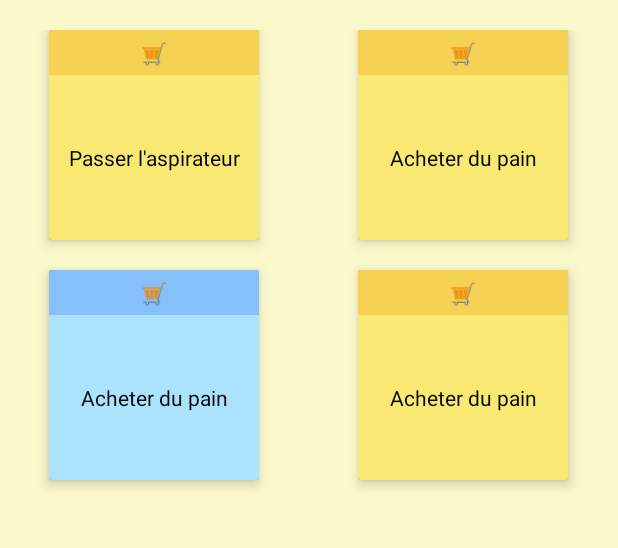
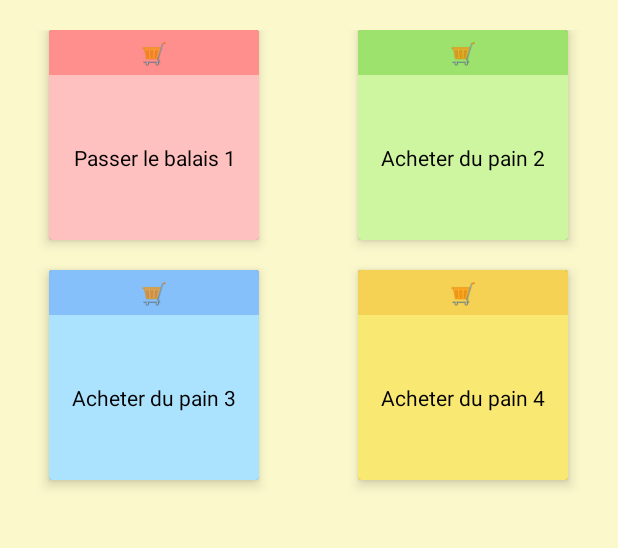
Before and after one commit to Scressenville/My-To-Do-List-Application, an Android app: the screen it shows after launch (MainActivity), on a phone screen of 412 x 824 dp, the part 93-641 px from its top. Run offline under Robolectric (Android 15) with nearby library versions, the phone set to English and light mode, and no system bars.

Commit message:
Added task add dialog, tweaked xml files, added DB support

```diff
--- a/app/src/main/java/r411/project/todolistapplication/MainActivity.kt
+++ b/app/src/main/java/r411/project/todolistapplication/MainActivity.kt
@@ -1,28 +1,74 @@
 package r411.project.todolistapplication
 
 import android.os.Bundle
+import android.os.Handler
+import android.os.Looper
+import android.view.View
+import android.widget.Button
 import android.widget.GridView
+import android.widget.Toast
+import androidx.appcompat.app.AlertDialog
 import androidx.appcompat.app.AppCompatActivity
 import r411.project.todolistapplication.adapter.MyGridAdapter
 import r411.project.todolistapplication.classes.TaskModelClass
+import r411.project.todolistapplication.handler.DatabaseHandler
 import java.text.SimpleDateFormat
 import java.util.*
+import kotlin.collections.ArrayList
+
 
 class MainActivity : AppCompatActivity() {
+
+    lateinit var mainHandler: Handler
+
+    private val updateTasks = object : Runnable {
+        override fun run() {
+            //Method calls and updating task status here
+            mainHandler.postDelayed(this, 1000)
+        }
+    }
+
     override fun onCreate(savedInstanceState: Bundle?) {
         super.onCreate(savedInstanceState)
         setContentView(R.layout.activity_main)
-        val emoji = String(Character.toChars(0x1F918))
-        val dateFormat = SimpleDateFormat("dd-mm-yyyy HH:mm")
-        val test1: TaskModelClass = TaskModelClass(1, "Ménage", "Passer le balais", dateFormat.format(Date()), "A faire")
 
-        val taskList = ArrayList<TaskModelClass>()
-        taskList.add(TaskModelClass(1, "Ménage", "Passer l'aspirateur", "11-03-2023 10:00", "A faire"))
-        taskList.add(TaskModelClass(2, "Courses", "Acheter du pain", "14-03-2023 10:00", "A faire"))
-        taskList.add(TaskModelClass(3, "Courses", "Acheter du pain", "14-03-2023 10:00", "Terminee"))
-        taskList.add(TaskModelClass(3, "Courses", "Acheter du pain", null, "A faire"))
+        val dbhandler: DatabaseHandler = DatabaseHandler(this)
 
+        /*dbhandler.addTask(TaskModelClass(1, "Ménage", "Passer l'aspirateur", "11-03-2023 10:00", "En retard"))
+        dbhandler.addTask(TaskModelClass(2, "Courses", "Acheter du pain", "15-03-2023 16:29", "A faire"))
+        dbhandler.addTask(TaskModelClass(3, "Courses", "Acheter du pain", "14-03-2023 10:00", "Terminee"))
+        dbhandler.addTask(TaskModelClass(4, "Courses", "Acheter du pain", null, "A faire"))
+*/
+        val taskList: ArrayList<TaskModelClass> = dbhandler.selectAllTasks()
         val adapter = MyGridAdapter(this, taskList)
         findViewById<GridView>(R.id.content).adapter = adapter
+
+        mainHandler = Handler(Looper.getMainLooper())
+    }
+
+    fun addTask(view: View){
+        val dialogBuilder = AlertDialog.Builder(this)
+        val inflater = this.layoutInflater
+        val dialogView = inflater.inflate(R.layout.add_dialog, null)
+        dialogBuilder.setView(dialogView)
+
+        val b = dialogBuilder.create()
+
+        dialogView.findViewById<Button>(R.id.button2).setOnClickListener{
+            Toast.makeText(applicationContext, "task added", Toast.LENGTH_LONG).show()
+            b.dismiss()
+        }
+        b.show()
+
+    }
+
+    override fun onPause() {
+        super.onPause()
+        mainHandler.removeCallbacks(updateTasks)
+    }
+
+    override fun onResume() {
+        super.onResume()
+        mainHandler.post(updateTasks)
     }
 }
--- a/app/src/main/java/r411/project/todolistapplication/adapter/MyGridAdapter.kt
+++ b/app/src/main/java/r411/project/todolistapplication/adapter/MyGridAdapter.kt
@@ -31,17 +31,14 @@ class MyGridAdapter(context: Context, taskArrayList: ArrayList<TaskModelClass>)
 
         if (task!!.taskDeadLine != null) {
             val dateFormat = SimpleDateFormat("dd-MM-yyyy HH:mm")
-            val date1 = dateFormat.parse(task.taskDeadLine)
-            val date2 = Date()
-            val diff = date1.time - date2.time
-            val diff2 = TimeUnit.DAYS.convert(diff, TimeUnit.MILLISECONDS)
+            val minutesDifference = TimeUnit.MINUTES.convert((dateFormat.parse(task.taskDeadLine).time - Date().time), TimeUnit.MILLISECONDS)
 
-            if (diff2 <= 1 && diff2 >= 0) {
+            if (minutesDifference < 0) {
                 post_it_banner.setBackgroundResource(R.color.red_post_it_dark)
                 post_it_content.setBackgroundResource(R.color.red_post_it)
             }
 
-            if (diff2>1) {
+            if (minutesDifference >= 0) {
                 post_it_banner.setBackgroundResource(R.color.green_post_it_dark)
                 post_it_content.setBackgroundResource(R.color.green_post_it)
             }
@@ -58,7 +55,9 @@ class MyGridAdapter(context: Context, taskArrayList: ArrayList<TaskModelClass>)
         }
 
         post_it_banner.setText(String(Character.toChars(0x1f6d2)))
-        post_it_content.setText(task.taskDescription)
+        val dateFormat = SimpleDateFormat("dd-MM-yyyy HH:mm")
+        listitemView.id = task.taskId
+        post_it_content.setText(task.taskDescription + " " + listitemView.id)
         return listitemView
     }
 }
--- a/app/src/main/java/r411/project/todolistapplication/handler/DatabaseHandler.kt
+++ b/app/src/main/java/r411/project/todolistapplication/handler/DatabaseHandler.kt
@@ -1,8 +1,12 @@
 package r411.project.todolistapplication.handler
 
+import android.content.ContentValues
 import android.content.Context
+import android.database.Cursor
 import android.database.sqlite.SQLiteDatabase
+import android.database.sqlite.SQLiteException
 import android.database.sqlite.SQLiteOpenHelper
+import r411.project.todolistapplication.classes.TaskModelClass
 
 class DatabaseHandler(context: Context): SQLiteOpenHelper(context, DATABASE_NAME, null, DATABASE_VERSION) {
     companion object {
@@ -23,38 +27,94 @@ class DatabaseHandler(context: Context): SQLiteOpenHelper(context, DATABASE_NAME
         val CREATE_CATEGORY_TABLE = (
             "CREATE TABLE $TABLE_CATEGORIES (" +
                 "$CATEGORY_NAME TEXT PRIMARY KEY," +
-                "$CATEGORY_ICON_UNICODE TEXT NOT NULL)"
+                "$CATEGORY_ICON_UNICODE TEXT NOT NULL);"
         )
 
         val INSERT_CATEGORIES = (
-            "INSERT INTO $TABLE_CATEGORIES VALUES" +
-                "('Courses', '0x1f6d2')" +
-                "('Menage', '0x1f9f9')" +
-                "('Travail', '0x270f')" +
-                "('Evenement', '0x1f38a')" +
-                "('Cuisine', '0x1f370')" +
-                "('Medical', '0x1fa7a')" +
-                "('Famille', '0x1f468')" +
-                "('Animaux', '0x1f407')" +
-                "('Autres', '0x1f4d4')"
+            "INSERT INTO $TABLE_CATEGORIES VALUES " +
+                "('Courses', '0x1f6d2')," +
+                "('Menage', '0x1f9f9')," +
+                "('Travail', '0x270f')," +
+                "('Evenement', '0x1f38a')," +
+                "('Cuisine', '0x1f370')," +
+                "('Medical', '0x1fa7a')," +
+                "('Famille', '0x1f468')," +
+                "('Animaux', '0x1f407')," +
+                "('Autres', '0x1f4d4');"
         )
 
         val CREATE_TASK_TABLE = (
-                "CREATE TABLE $TABLE_TASKS (" +
-                    "$TASK_ID INTEGER PRIMARY KEY," +
-                    "$TASK_CATEGORY TEXT NOT NULL," +
-                    "$TASK_DESCRIPTION TEXT," +
-                    "$TASK_DEADLINE TEXT," +
-                    "$TASK_STATUS TEXT NOT NULL," +
-                    "FOREIGN KEY ($TASK_CATEGORY) REFERENCES $TABLE_CATEGORIES ($CATEGORY_NAME))"
-                )
+            "CREATE TABLE $TABLE_TASKS (" +
+                "$TASK_ID INTEGER PRIMARY KEY, " +
+                "$TASK_CATEGORY TEXT NOT NULL, " +
+                "$TASK_DESCRIPTION TEXT, " +
+                "$TASK_DEADLINE TEXT, " +
+                "$TASK_STATUS TEXT NOT NULL, " +
+                "FOREIGN KEY ($TASK_CATEGORY) REFERENCES $TABLE_CATEGORIES ($CATEGORY_NAME));"
+            )
+
+        val INSERT_TASKS = (
+            "INSERT INTO $TABLE_TASKS ($TASK_CATEGORY, $TASK_DESCRIPTION, $TASK_DEADLINE, $TASK_STATUS) VALUES " +
+                "('Menage', 'Passer le balais', '11-03-2023 10:00', 'En retard')," +
+                "('Courses', 'Acheter du pain', '11-05-2023 10:00', 'A faire')," +
+                "('Courses', 'Acheter du pain', '11-02-2023 10:00', 'Terminee'),"+
+                "('Courses', 'Acheter du pain', null, 'A faire');")
+
         db?.execSQL(CREATE_CATEGORY_TABLE)
         db?.execSQL(INSERT_CATEGORIES)
+        db?.execSQL(CREATE_TASK_TABLE)
+        db?.execSQL(INSERT_TASKS)
     }
 
     override fun onUpgrade(db: SQLiteDatabase?, oldVersion: Int, newVersion: Int) {
         db!!.execSQL("DROP TABLE IF EXISTS $TABLE_TASKS")
-        db!!.execSQL("DROP TABLE IF EXISTS $TABLE_CATEGORIES")
+        db.execSQL("DROP TABLE IF EXISTS $TABLE_CATEGORIES")
         onCreate(db)
     }
+
+    fun addTask(task: TaskModelClass): Long{
+        val db = this.writableDatabase
+        val contentValues = ContentValues()
+        contentValues.put(TASK_CATEGORY, task.taskCategory)
+        contentValues.put(TASK_DESCRIPTION, task.taskDescription)
+        contentValues.put(TASK_DEADLINE, task.taskDeadLine)
+        contentValues.put(TASK_STATUS, task.taskStatus)
+
+        val success = db.insert(TABLE_TASKS, null, contentValues)
+
+        db.close()
+
+        return success
+    }
+
+    fun selectAllTasks():ArrayList<TaskModelClass>{
+        val taskList:ArrayList<TaskModelClass> = ArrayList<TaskModelClass>()
+        val selectQuery = "SELECT * FROM $TABLE_TASKS"
+        val db = this.readableDatabase
+        var cursor: Cursor? = null
+        try {
+            cursor = db.rawQuery(selectQuery, null)
+        }
+        catch (e: SQLiteException) {
+            db.execSQL(selectQuery)
+            return ArrayList()
+        }
+        var taskId: Int
+        var taskCategory: String
+        var taskDescription: String
+        var taskDeadline: String?
+        var taskStatus: String
+        if (cursor.moveToFirst()) {
+            do {
+                taskId = cursor.getInt(cursor.getColumnIndex(TASK_ID))
+                taskCategory = cursor.getString(cursor.getColumnIndex(TASK_CATEGORY))
+                taskDescription = cursor.getString(cursor.getColumnIndex(TASK_DESCRIPTION))
+                taskDeadline = cursor.getString(cursor.getColumnIndex(TASK_DEADLINE))
+                taskStatus = cursor.getString(cursor.getColumnIndex(TASK_STATUS))
+                val task = TaskModelClass(taskId, taskCategory, taskDescription, taskDeadline, taskStatus)
+                taskList.add(task)
+            } while (cursor.moveToNext())
+        }
+        return taskList
+    }
 }
--- a/app/src/main/res/layout/activity_main.xml
+++ b/app/src/main/res/layout/activity_main.xml
@@ -39,7 +39,8 @@
             android:fadingEdge="none"
             android:src="@drawable/add_icon"
             app:backgroundTint="@color/banner_dark"
-            app:fabCustomSize="45dp" />
+            app:fabCustomSize="45dp"
+            android:onClick="addTask"/>
     </RelativeLayout>
 
     <LinearLayout
```
Also changed, not shown: app/src/main/res/layout/add_dialog.xml (added, +37 -0 lines).
